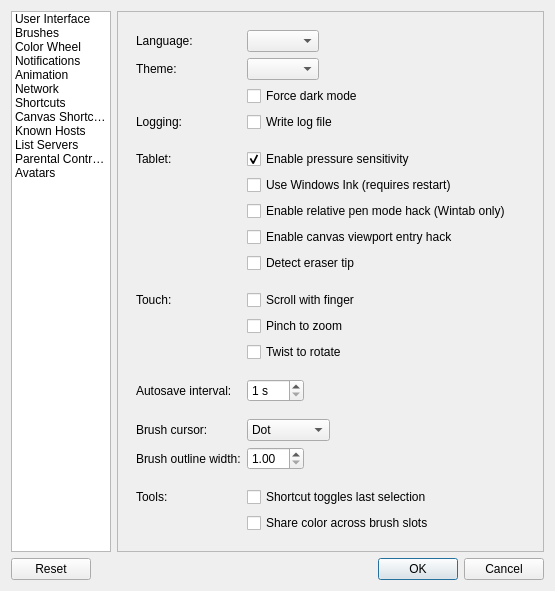
Qt form src/desktop/ui/settings.ui (csnover/Drawpile) before a commit.
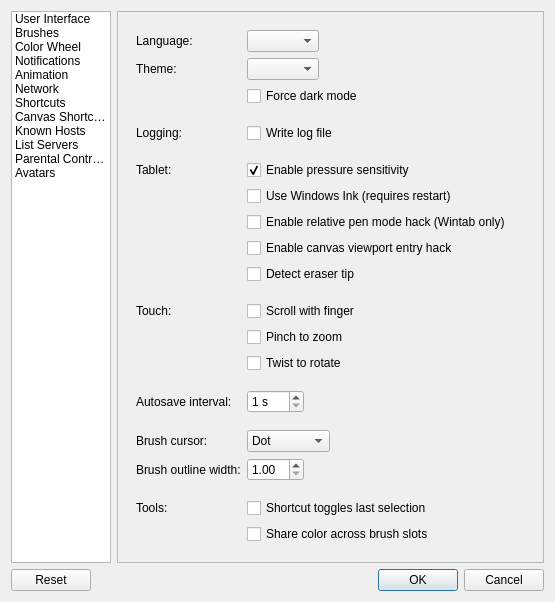
The same form after that commit. Icons and pictures are not drawn. Custom widgets are drawn as their Qt base class.

```diff
--- a/src/desktop/ui/settings.ui
+++ b/src/desktop/ui/settings.ui
@@ -114,52 +114,71 @@
             <property name="fieldGrowthPolicy">
              <enum>QFormLayout::FieldsStayAtSizeHint</enum>
             </property>
-            <item row="2" column="0">
+            <item row="0" column="0">
              <widget class="QLabel">
               <property name="text">
                <string>Language:</string>
               </property>
              </widget>
             </item>
-            <item row="2" column="1">
+            <item row="0" column="1">
              <widget class="QComboBox" name="languageBox"/>
             </item>
-            <item row="3" column="0">
+            <item row="1" column="0">
              <widget class="QLabel">
               <property name="text">
                <string>Theme:</string>
               </property>
              </widget>
             </item>
-            <item row="3" column="1">
-             <widget class="QComboBox" name="themeChoice"></widget>
+            <item row="1" column="1">
+             <widget class="QComboBox" name="themeChoice"/>
             </item>
-            <item row="4" column="1">
+            <item row="2" column="1">
              <widget class="QCheckBox" name="darkMode">
               <property name="text">
                <string>Force dark mode</string>
               </property>
              </widget>
             </item>
-            <item row="5" column="0">
+            <item row="3" column="1">
+             <spacer name="verticalSpacer">
+              <property name="orientation">
+               <enum>Qt::Vertical</enum>
+              </property>
+              <property name="sizeType">
+               <enum>QSizePolicy::Fixed</enum>
+              </property>
+              <property name="sizeHint" stdset="0">
+               <size>
+                <width>20</width>
+                <height>5</height>
+               </size>
+              </property>
+             </spacer>
+            </item>
+            <item row="4" column="0">
              <widget class="QLabel">
               <property name="text">
                <string>Logging:</string>
               </property>
              </widget>
             </item>
-            <item row="5" column="1">
+            <item row="4" column="1">
              <widget class="QCheckBox" name="logfile">
               <property name="text">
                <string>Write log file</string>
               </property>
              </widget>
             </item>
-            <item row="6" column="1">
+            <item row="5" column="1">
              <spacer>
               <property name="orientation">
                <enum>Qt::Vertical</enum>
               </property>
+              <property name="sizeType">
+               <enum>QSizePolicy::Fixed</enum>
+              </property>
               <property name="sizeHint" stdset="0">
                <size>
                 <width>20</width>
@@ -168,14 +187,14 @@
               </property>
              </spacer>
             </item>
-            <item row="7" column="0">
+            <item row="6" column="0">
              <widget class="QLabel">
               <property name="text">
                <string>Tablet:</string>
               </property>
              </widget>
             </item>
-            <item row="7" column="1">
+            <item row="6" column="1">
              <widget class="QCheckBox" name="tabletSupport">
               <property name="text">
                <string>Enable pressure sensitivity</string>
@@ -185,28 +204,38 @@
               </property>
              </widget>
             </item>
-            <item row="8" column="1">
+            <item row="7" column="1">
              <widget class="QCheckBox" name="windowsink">
               <property name="text">
                <string>Use Windows Ink (requires restart)</string>
               </property>
              </widget>
             </item>
-            <item row="9" column="1">
+            <item row="8" column="1">
              <widget class="QCheckBox" name="relativePenModeHack">
               <property name="text">
                <string>Enable relative pen mode hack (Wintab only)</string>
               </property>
              </widget>
             </item>
-            <item row="11" column="1">
+            <item row="9" column="1">
+             <widget class="QCheckBox" name="viewportEntryHack">
+              <property name="toolTip">
+               <string>Enable this workaround if your cursor doesn't update when you move it into the canvas with the tablet pen.</string>
+              </property>
+              <property name="text">
+               <string>Enable canvas viewport entry hack</string>
+              </property>
+             </widget>
+            </item>
+            <item row="10" column="1">
              <widget class="QCheckBox" name="tabletEraser">
               <property name="text">
                <string>Detect eraser tip</string>
               </property>
              </widget>
             </item>
-            <item row="12" column="1">
+            <item row="11" column="1">
              <spacer>
               <property name="orientation">
                <enum>Qt::Vertical</enum>
@@ -222,35 +251,35 @@
               </property>
              </spacer>
             </item>
-            <item row="13" column="0">
+            <item row="12" column="0">
              <widget class="QLabel">
               <property name="text">
                <string>Touch:</string>
               </property>
              </widget>
             </item>
-            <item row="13" column="1">
+            <item row="12" column="1">
              <widget class="QCheckBox" name="touchscroll">
               <property name="text">
                <string>Scroll with finger</string>
               </property>
              </widget>
             </item>
-            <item row="14" column="1">
+            <item row="13" column="1">
              <widget class="QCheckBox" name="touchpinch">
               <property name="text">
                <string>Pinch to zoom</string>
               </property>
              </widget>
             </item>
-            <item row="15" column="1">
+            <item row="14" column="1">
              <widget class="QCheckBox" name="touchtwist">
               <property name="text">
                <string>Twist to rotate</string>
               </property>
              </widget>
             </item>
-            <item row="16" column="1">
+            <item row="15" column="1">
              <spacer>
               <property name="orientation">
                <enum>Qt::Vertical</enum>
@@ -266,14 +295,14 @@
               </property>
              </spacer>
             </item>
-            <item row="18" column="0">
+            <item row="16" column="0">
              <widget class="QLabel">
               <property name="text">
                <string>Autosave interval:</string>
               </property>
              </widget>
             </item>
-            <item row="18" column="1">
+            <item row="16" column="1">
              <widget class="QSpinBox" name="autosaveInterval">
               <property name="suffix">
                <string> s</string>
@@ -286,11 +315,14 @@
               </property>
              </widget>
             </item>
-            <item row="19" column="1">
+            <item row="17" column="1">
              <spacer>
               <property name="orientation">
                <enum>Qt::Vertical</enum>
               </property>
+              <property name="sizeType">
+               <enum>QSizePolicy::Fixed</enum>
+              </property>
               <property name="sizeHint" stdset="0">
                <size>
                 <width>20</width>
@@ -299,14 +331,14 @@
               </property>
              </spacer>
             </item>
-            <item row="20" column="0">
+            <item row="18" column="0">
              <widget class="QLabel">
               <property name="text">
                <string>Brush cursor:</string>
               </property>
              </widget>
             </item>
-            <item row="20" column="1">
+            <item row="18" column="1">
              <widget class="QComboBox" name="brushCursorBox">
               <item>
                <property name="text">
@@ -325,51 +357,14 @@
               </item>
              </widget>
             </item>
-            <item row="22" column="1">
-             <spacer>
-              <property name="orientation">
-               <enum>Qt::Vertical</enum>
-              </property>
-              <property name="sizeHint" stdset="0">
-               <size>
-                <width>20</width>
-                <height>5</height>
-               </size>
-              </property>
-             </spacer>
-            </item>
-            <item row="23" column="0">
+            <item row="19" column="0">
              <widget class="QLabel">
               <property name="text">
-               <string>Tools:</string>
+               <string>Brush outline width:</string>
               </property>
              </widget>
             </item>
-            <item row="23" column="1">
-             <widget class="QCheckBox" name="toolToggleShortcut">
-              <property name="text">
-               <string>Shortcut toggles last selection</string>
-              </property>
-             </widget>
-            </item>
-            <item row="24" column="1">
-             <widget class="QCheckBox" name="shareBrushSlotColor">
-              <property name="text">
-               <string>Share color across brush slots</string>
-              </property>
-             </widget>
-            </item>
-            <item row="10" column="1">
-             <widget class="QCheckBox" name="viewportEntryHack">
-              <property name="toolTip">
-               <string>Enable this workaround if your cursor doesn't update when you move it into the canvas with the tablet pen.</string>
-              </property>
-              <property name="text">
-               <string>Enable canvas viewport entry hack</string>
-              </property>
-             </widget>
-            </item>
-            <item row="21" column="1">
+            <item row="19" column="1">
              <widget class="QDoubleSpinBox" name="brushOutlineWidth">
               <property name="minimum">
                <double>1.000000000000000</double>
@@ -382,10 +377,40 @@
               </property>
              </widget>
             </item>
+            <item row="20" column="1">
+             <spacer>
+              <property name="orientation">
+               <enum>Qt::Vertical</enum>
+              </property>
+              <property name="sizeType">
+               <enum>QSizePolicy::Fixed</enum>
+              </property>
+              <property name="sizeHint" stdset="0">
+               <size>
+                <width>20</width>
+                <height>5</height>
+               </size>
+              </property>
+             </spacer>
+            </item>
             <item row="21" column="0">
              <widget class="QLabel">
               <property name="text">
-               <string>Brush outline width:</string>
+               <string>Tools:</string>
+              </property>
+             </widget>
+            </item>
+            <item row="21" column="1">
+             <widget class="QCheckBox" name="toolToggleShortcut">
+              <property name="text">
+               <string>Shortcut toggles last selection</string>
+              </property>
+             </widget>
+            </item>
+            <item row="22" column="1">
+             <widget class="QCheckBox" name="shareBrushSlotColor">
+              <property name="text">
+               <string>Share color across brush slots</string>
               </property>
              </widget>
             </item>
```
